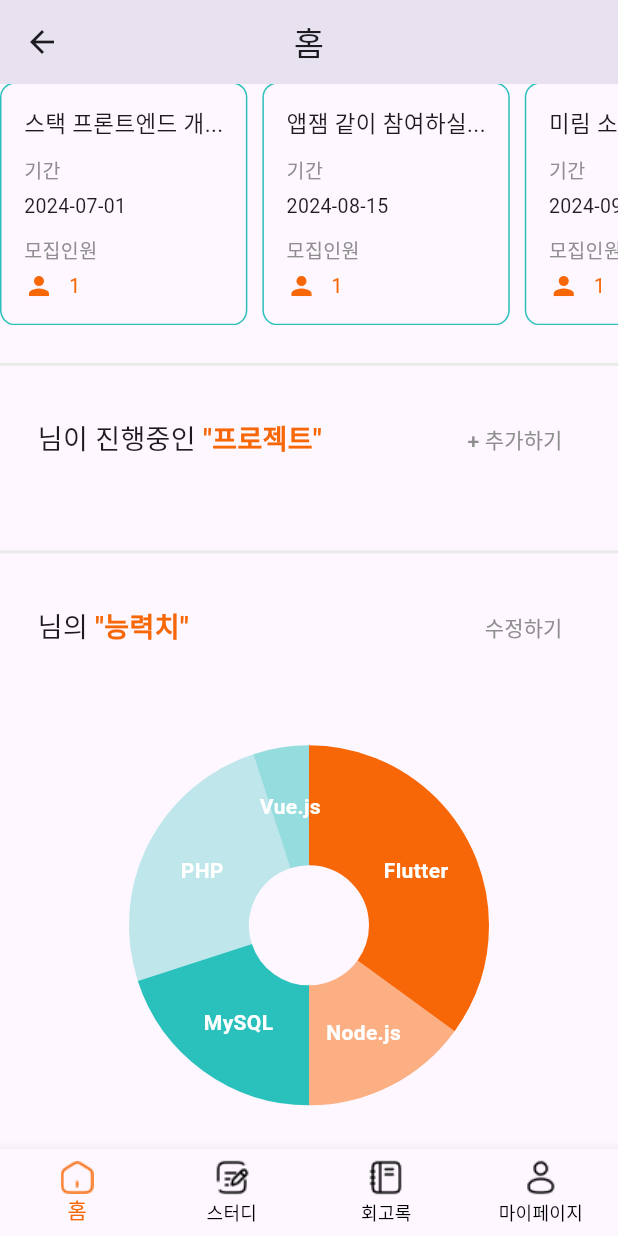
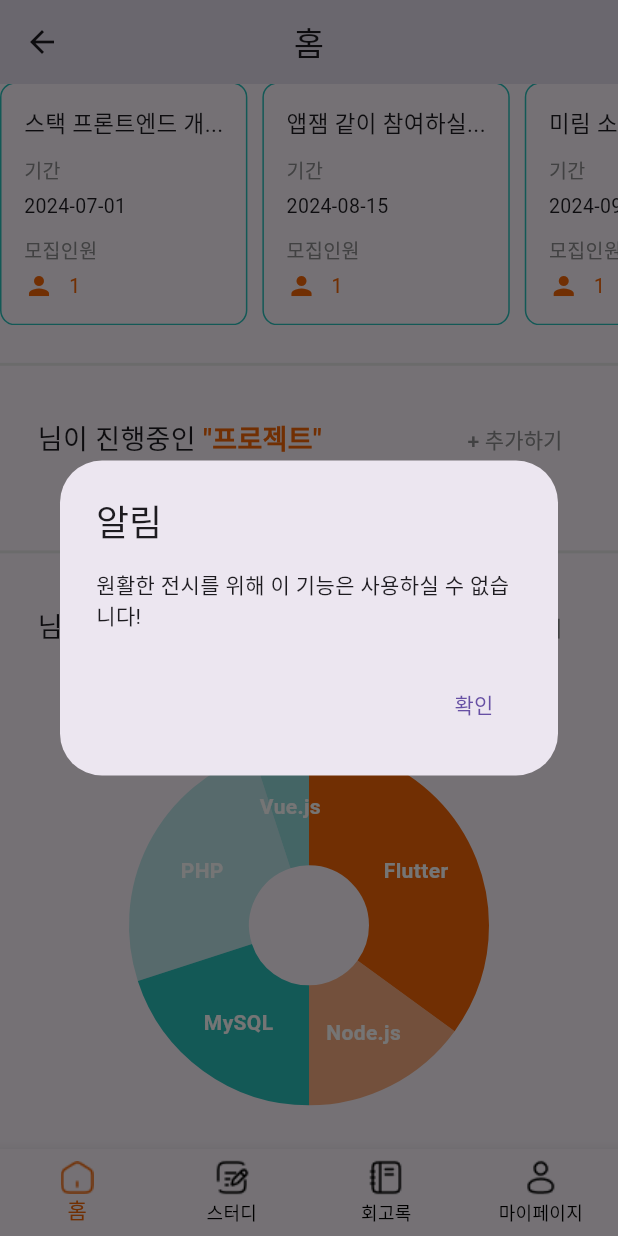
Before and after one commit to DreamOrReality/Dream-Or-Reality-Flutter, a Flutter app: the HomeScreen screen opened directly, scrolled down 221 dp, after a tap on "+ 추가하기", on a phone screen of 412 x 824 dp. Run offline on Flutter 3.47's test engine with Material 3 defaults, Android fonts, the phone set to English and light mode, and no system bars; drawn by our look-alikes of fl_chart; our stand-ins replace shared_preferences, table_calendar; accounts and stored records are empty.

```diff
--- a/lib/screens/home_screen.dart
+++ b/lib/screens/home_screen.dart
@@ -340,7 +340,9 @@ Widget buildMyProjectTitle(BuildContext context, String username) {
           ),
         ),
         TextButton(
-          onPressed: () {},
+          onPressed: () {
+            showAddEditAlert(context);
+          },
           child: Text('+ 추가하기', style: TextStyle(color: secondTextColor)),
         ),
       ],
@@ -400,11 +402,34 @@ Widget buildAbilityTitle(BuildContext context, String username) {
           ),
         ),
         TextButton(
-          onPressed: () {},
+          onPressed: () {
+            showAddEditAlert(context);
+          },
           child: Text('수정하기', style: TextStyle(color: secondTextColor)),
         ),
       ],
     ),
+  );
+}
+
+// 프로젝트 추가/수정 막기
+void showAddEditAlert(BuildContext context) {
+  showDialog(
+    context: context,
+    builder: (BuildContext context) {
+      return AlertDialog(
+        title: Text('알림'),
+        content: Text('원활한 전시를 위해 이 기능은 사용하실 수 없습니다!'),
+        actions: [
+          TextButton(
+            child: Text('확인'),
+            onPressed: () {
+              Navigator.of(context).pop();
+            },
+          ),
+        ],
+      );
+    },
   );
 }
 
```
